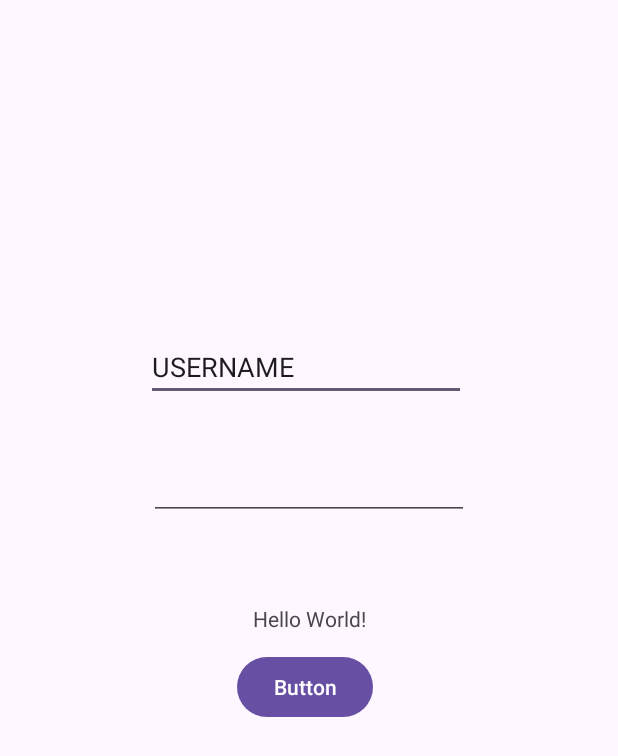
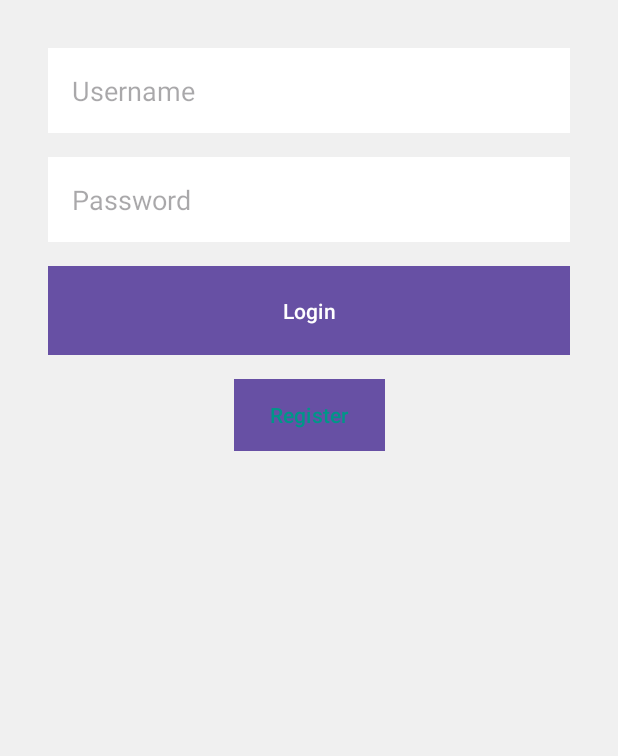
Before and after one commit to dn13371/lagerfix, an Android app: the screen it shows after launch (MainActivity), on a phone screen of 412 x 824 dp. Shown: the top 756 px of the screen. Run offline under Robolectric (Android 15) with nearby library versions, the phone set to English and light mode, and no system bars.

Commit message:
working login with db some ui changes

```diff
--- a/app/src/main/res/layout/activity_main.xml
+++ b/app/src/main/res/layout/activity_main.xml
@@ -1,68 +1,67 @@
 <?xml version="1.0" encoding="utf-8"?>
-<androidx.constraintlayout.widget.ConstraintLayout xmlns:android="http://schemas.android.com/apk/res/android"
+<androidx.constraintlayout.widget.ConstraintLayout
+    xmlns:android="http://schemas.android.com/apk/res/android"
     xmlns:app="http://schemas.android.com/apk/res-auto"
     xmlns:tools="http://schemas.android.com/tools"
     android:layout_width="match_parent"
     android:layout_height="match_parent"
+    android:background="#f0f0f0"
     tools:context=".MainActivity">
 
-    <TextView
-        android:id="@+id/textView2"
-        android:layout_width="wrap_content"
+    <EditText
+        android:id="@+id/enteruser"
+        android:layout_width="0dp"
         android:layout_height="wrap_content"
-        android:text="Hello World!"
-        app:layout_constraintBottom_toBottomOf="parent"
+        android:layout_marginTop="32dp"
+        android:layout_marginStart="32dp"
+        android:layout_marginEnd="32dp"
+        android:background="#ffffff"
+        android:padding="16dp"
+        android:hint="Username"
         app:layout_constraintEnd_toEndOf="parent"
         app:layout_constraintStart_toStartOf="parent"
         app:layout_constraintTop_toTopOf="parent" />
 
-    <Button
-        android:id="@+id/button"
-        android:layout_width="wrap_content"
-        android:layout_height="wrap_content"
-        android:layout_marginStart="158dp"
-        android:layout_marginTop="12dp"
-        android:layout_marginEnd="162dp"
-        android:layout_marginBottom="296dp"
-        android:text="Button"
-        app:layout_constraintBottom_toBottomOf="parent"
-        app:layout_constraintEnd_toEndOf="parent"
-        app:layout_constraintHorizontal_bias="0.0"
-        app:layout_constraintStart_toStartOf="parent"
-        app:layout_constraintTop_toBottomOf="@+id/textView2"
-        app:layout_constraintVertical_bias="0.0" />
-
-    <EditText
-        android:id="@+id/enteruser"
-        android:layout_width="wrap_content"
-        android:layout_height="wrap_content"
-        android:layout_marginStart="101dp"
-        android:layout_marginTop="222dp"
-        android:layout_marginEnd="101dp"
-        android:layout_marginBottom="89dp"
-        android:ems="10"
-        android:inputType="text"
-        android:text="USERNAME"
-        app:layout_constraintBottom_toTopOf="@+id/textView2"
-        app:layout_constraintEnd_toEndOf="parent"
-        app:layout_constraintHorizontal_bias="1.0"
-        app:layout_constraintStart_toStartOf="parent"
-        app:layout_constraintTop_toTopOf="parent"
-        app:layout_constraintVertical_bias="0.0" />
-
     <EditText
         android:id="@+id/passfield"
-        android:layout_width="wrap_content"
+        android:layout_width="0dp"
         android:layout_height="wrap_content"
-        android:layout_marginStart="101dp"
-        android:layout_marginTop="11dp"
-        android:layout_marginEnd="101dp"
-        android:layout_marginBottom="33dp"
-        android:ems="10"
+        android:layout_marginTop="16dp"
+        android:layout_marginStart="32dp"
+        android:layout_marginEnd="32dp"
+        android:background="#ffffff"
+        android:padding="16dp"
+        android:hint="Password"
         android:inputType="textPassword"
-        app:layout_constraintBottom_toTopOf="@+id/textView2"
         app:layout_constraintEnd_toEndOf="parent"
         app:layout_constraintStart_toStartOf="parent"
         app:layout_constraintTop_toBottomOf="@+id/enteruser" />
 
+    <Button
+        android:id="@+id/login"
+        android:layout_width="0dp"
+        android:layout_height="wrap_content"
+        android:layout_marginTop="16dp"
+        android:layout_marginStart="32dp"
+        android:layout_marginEnd="32dp"
+        android:text="Login"
+        android:textColor="#ffffff"
+        android:background="#009688"
+        android:padding="16dp"
+        app:layout_constraintEnd_toEndOf="parent"
+        app:layout_constraintStart_toStartOf="parent"
+        app:layout_constraintTop_toBottomOf="@+id/passfield" />
+
+    <Button
+        android:id="@+id/rbutton"
+        android:layout_width="wrap_content"
+        android:layout_height="wrap_content"
+        android:text="Register"
+        android:textColor="#009688"
+        android:background="#ffffff"
+        android:layout_marginTop="16dp"
+        app:layout_constraintEnd_toEndOf="parent"
+        app:layout_constraintStart_toStartOf="parent"
+        app:layout_constraintTop_toBottomOf="@+id/login" />
+
 </androidx.constraintlayout.widget.ConstraintLayout>
--- a/app/src/main/res/layout/activity_second.xml
+++ b/app/src/main/res/layout/activity_second.xml
@@ -19,7 +19,7 @@
         android:id="@+id/button2"
         android:layout_width="wrap_content"
         android:layout_height="wrap_content"
-        android:text="Button"
+        android:text="logout"
         tools:layout_editor_absoluteX="158dp"
         tools:layout_editor_absoluteY="387dp" />
 
```
Also changed, not shown: app/src/main/java/com/example/myapplication/MainActivity.java (+111 -9 lines), app/src/main/java/com/example/myapplication/db/DBContract.java (added, +21 -0 lines), app/src/main/java/com/example/myapplication/db/LoginDbHelper.java (added, +23 -0 lines).
